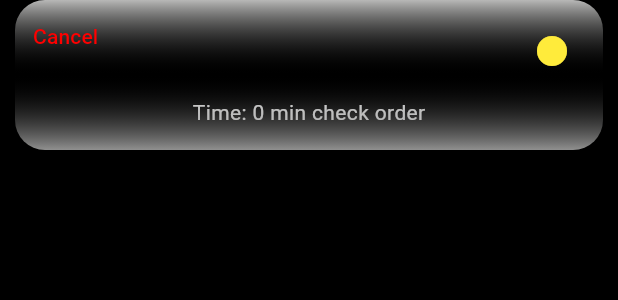
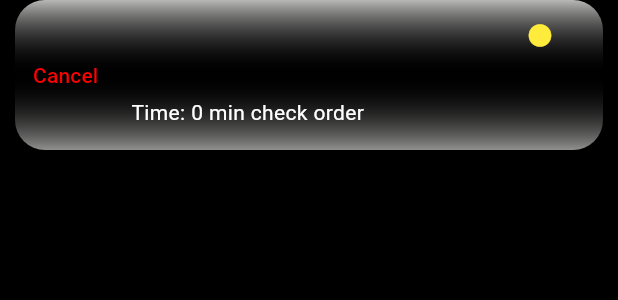
Before and after one commit to imaddamianos/pixandrix, a Flutter app: the OrderCard widget shown alone on an empty page, opened directly with empty values, on a phone screen of 412 x 824 dp. Shown: the top 300 px of the screen. Run offline on Flutter 3.47's test engine with Material 3 defaults, Android fonts, the phone set to English and light mode, and no system bars; our stand-ins replace cloud_firestore, firebase_core, firebase_storage, flutter_secure_storage, flutter_svg, geolocator and 6 more; accounts and stored records are empty; network calls fail.

Commit message:
adding text status

```diff
--- a/lib/orders/order_card.dart
+++ b/lib/orders/order_card.dart
@@ -5,7 +5,7 @@ import 'package:timer_builder/timer_builder.dart';
 
 class OrderCard extends StatelessWidget {
   const OrderCard({
-    Key? key,
+    super.key,
     required this.orderTime,
     required this.orderLocation,
     required this.status,
@@ -14,7 +14,7 @@ class OrderCard extends StatelessWidget {
     required this.press,
     required this.onChangeStatus,
     required this.onCancel,
-  }) : super(key: key);
+  });
 
   final String driverInfo, orderLocation, storeInfo;
   final String status;
@@ -33,12 +33,37 @@ class OrderCard extends StatelessWidget {
       child: GestureDetector(
         onTap: press,
         child: SizedBox(
-          width: MediaQuery.of(context).size.width - 20,
+          width: MediaQuery.of(context).size.width - 10,
           height: 100,
           child: ClipRRect(
             borderRadius: BorderRadius.circular(20),
             child: Stack(
               children: [
+                Container(
+                  alignment: Alignment.center,
+                  padding: const EdgeInsets.all(10),
+                  decoration: const BoxDecoration(
+                    gradient: LinearGradient(
+                      begin: Alignment.topCenter,
+                      end: Alignment.bottomCenter,
+                      colors: [
+                        Color.fromARGB(255, 184, 184, 183),
+                        Colors.transparent,
+                        Color.fromARGB(200, 184, 184, 183),
+                      ],
+                    ),
+                  ),
+                ),
+
+                Row(
+                  children: [
+                    TextButton(
+                      onPressed: onCancel,
+                      child: const Text(
+                        'Cancel',
+                        style: TextStyle(color: Color.fromARGB(255, 255, 0, 0)),
+                      ),
+                    ),
                     Container(
                       alignment: Alignment.center,
                       padding: const EdgeInsets.all(10),
@@ -62,7 +87,8 @@ class OrderCard extends StatelessWidget {
                           TimerBuilder.periodic(
                             const Duration(seconds: 1),
                             builder: (context) {
-                          Duration timeLeft = orderTime.toDate().difference(now);
+                              Duration timeLeft =
+                                  orderTime.toDate().difference(now);
                               return Text(
                                 'Time: ${_formatDuration(timeLeft)}',
                                 style: const TextStyle(color: Colors.white),
@@ -71,36 +97,32 @@ class OrderCard extends StatelessWidget {
                           ),
                         ],
                       ),
-                ),
-                Container(
-                  decoration: const BoxDecoration(
-                    gradient: LinearGradient(
-                      begin: Alignment.topCenter,
-                      end: Alignment.bottomCenter,
-                      colors: [
-                        Color.fromARGB(255, 184, 184, 183),
-                        Colors.transparent,
-                        Color.fromARGB(200, 184, 184, 183),
+                    )
                   ],
-                    ),
-                  ),
                 ),
                 Positioned(
                       top: 10,
                       right: 10,
-                  child: IconButton(
-                    icon: Icon(
+                      child: TextButton(
+                        onPressed: onChangeStatus,
+                        style: TextButton.styleFrom(
+                          padding: EdgeInsets.zero,
+                        ),
+                        child: Column(
+                          mainAxisSize: MainAxisSize.min,
+                          children: [
+                            Icon(
                               statusInfo['iconData'],
                               color: statusInfo['iconColor'],
                             ),
-                    onPressed: onChangeStatus,
+                            Text(
+                              statusInfo['statusText'],
+                              style: TextStyle(
+                                color: statusInfo['iconColor'],
                               ),
                             ),
-                TextButton(
-                  onPressed: onCancel,
-                  child: const Text(
-                    'Cancel',
-                    style: TextStyle(color: Color.fromARGB(255, 255, 0, 0)),
+                          ],
+                        ),
                       ),
                     ),
               ],
@@ -123,5 +145,4 @@ class OrderCard extends StatelessWidget {
       return '$twoDigitMinutes:$twoDigitSeconds';
     }
   }
-
 }
```
Also changed, not shown: lib/orders/order_card_drivers.dart (+45 -19 lines), lib/orders/order_card_owners.dart (+19 -5 lines), lib/owners/owners_home_page.dart (+21 -0 lines). Lines whose indentation alone changed are shown as unchanged.
